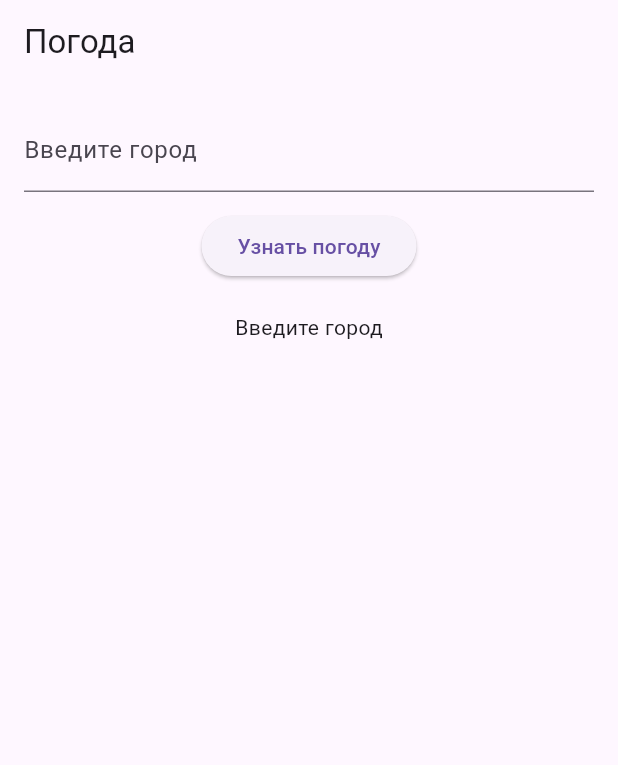
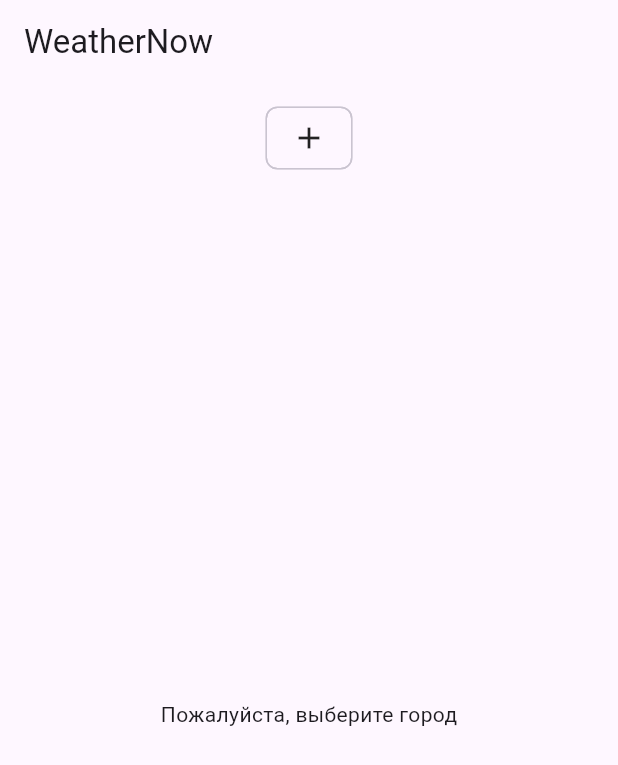
Before and after one commit to unisheld/weather-app, a Flutter app: the screen it shows after launch, on a phone screen of 412 x 824 dp. Shown: the top 765 px of the screen. Run offline on Flutter 3.47's test engine with Material 3 defaults, Android fonts, the phone set to English and light mode, and no system bars; our stand-ins replace flutter_bloc, lottie, shared_preferences.

Commit message:
new features

```diff
--- /dev/null
+++ b/lib/core/constants.dart
@@ -0,0 +1,3 @@
+class AppConstants {
+  static const String weatherApiKey = String.fromEnvironment('key');
+}
--- a/lib/domain/entities/weather_entity.dart
+++ b/lib/domain/entities/weather_entity.dart
@@ -1,7 +1,19 @@
 class WeatherEntity {
+  final String city;
   final double temperature;
   final String description;
   final String icon;
+  final int humidity;       // влажность, %
+  final double windSpeed;   // скорость ветра, м/с
+  final int pressure;       // давление, гПа
 
-  WeatherEntity({required this.temperature, required this.description, required this.icon});
+  WeatherEntity({
+    required this.city,
+    required this.temperature,
+    required this.description,
+    required this.icon,
+    required this.humidity,
+    required this.windSpeed,
+    required this.pressure,
+  });
 }
--- a/lib/main.dart
+++ b/lib/main.dart
@@ -1,6 +1,7 @@
 import 'package:flutter/material.dart';
 import 'package:flutter_bloc/flutter_bloc.dart';
-import 'presentation/bloc/weather_bloc.dart';
+import 'presentation/bloc/weather_bloc/weather_bloc.dart';
+import 'presentation/bloc/favorite_cities_bloc/favorite_cities_bloc.dart';
 import 'presentation/pages/weather_page.dart';
 import 'data/repositories/weather_repository_impl.dart';
 import 'data/datasources/weather_remote_datasource.dart';
@@ -8,23 +9,27 @@ import 'domain/usecases/get_weather_usecase.dart';
 
 void main() {
   final repository = WeatherRepositoryImpl(WeatherRemoteDataSource());
-  runApp(MyApp(repository: repository));
+
+  runApp(
+    MultiBlocProvider(
+      providers: [
+        BlocProvider(create: (_) => FavoriteCitiesBloc()),
+        BlocProvider(create: (_) => WeatherBloc(GetWeatherUseCase(repository))),
+      ],
+      child: const MyApp(),
+    ),
+  );
 }
 
 class MyApp extends StatelessWidget {
-  final WeatherRepositoryImpl repository;
-
-  const MyApp({super.key, required this.repository});
+  const MyApp({super.key});
 
   @override
   Widget build(BuildContext context) {
     return MaterialApp(
       title: 'WeatherNow',
       theme: ThemeData(primarySwatch: Colors.blue),
-      home: BlocProvider(
-        create: (_) => WeatherBloc(GetWeatherUseCase(repository)),
-        child: const WeatherPage(),
-      ),
+      home: const WeatherPage(),
     );
   }
 }
--- /dev/null
+++ b/lib/presentation/bloc/favorite_cities_bloc/favorite_cities_bloc.dart
@@ -0,0 +1,50 @@
+import 'package:flutter_bloc/flutter_bloc.dart';
+import 'package:shared_preferences/shared_preferences.dart';
+import 'favorite_cities_event.dart';
+import 'favorite_cities_state.dart';
+
+class FavoriteCitiesBloc extends Bloc<FavoriteCitiesEvent, FavoriteCitiesState> {
+  static const _citiesKey = 'favorite_cities';
+
+  FavoriteCitiesBloc() : super(FavoriteCitiesState.initial()) {
+    on<LoadCities>(_onLoadCities);
+    on<AddCity>(_onAddCity);
+    on<RemoveCity>(_onRemoveCity);
+    on<SelectCity>(_onSelectCity);
+
+    add(LoadCities());
+  }
+
+  Future<void> _onLoadCities(LoadCities event, Emitter<FavoriteCitiesState> emit) async {
+    final prefs = await SharedPreferences.getInstance();
+    final savedCities = prefs.getStringList(_citiesKey) ?? [];
+    emit(state.copyWith(cities: savedCities, selectedCity: savedCities.isNotEmpty ? savedCities.first : null));
+  }
+
+  Future<void> _onAddCity(AddCity event, Emitter<FavoriteCitiesState> emit) async {
+    final updatedCities = List<String>.from(state.cities);
+    if (!updatedCities.contains(event.cityName)) {
+      updatedCities.add(event.cityName);
+      final prefs = await SharedPreferences.getInstance();
+      await prefs.setStringList(_citiesKey, updatedCities);
+      emit(state.copyWith(cities: updatedCities, selectedCity: event.cityName));
+    }
+  }
+
+  Future<void> _onRemoveCity(RemoveCity event, Emitter<FavoriteCitiesState> emit) async {
+    final updatedCities = List<String>.from(state.cities)..remove(event.cityName);
+    final prefs = await SharedPreferences.getInstance();
+    await prefs.setStringList(_citiesKey, updatedCities);
+
+    String? newSelectedCity = state.selectedCity;
+    if (state.selectedCity == event.cityName) {
+      newSelectedCity = updatedCities.isNotEmpty ? updatedCities.first : null;
+    }
+
+    emit(state.copyWith(cities: updatedCities, selectedCity: newSelectedCity));
+  }
+
+  void _onSelectCity(SelectCity event, Emitter<FavoriteCitiesState> emit) {
+    emit(state.copyWith(selectedCity: event.cityName));
+  }
+}
--- /dev/null
+++ b/lib/presentation/bloc/favorite_cities_bloc/favorite_cities_event.dart
@@ -0,0 +1,18 @@
+abstract class FavoriteCitiesEvent {}
+
+class AddCity extends FavoriteCitiesEvent {
+  final String cityName;
+  AddCity(this.cityName);
+}
+
+class RemoveCity extends FavoriteCitiesEvent {
+  final String cityName;
+  RemoveCity(this.cityName);
+}
+
+class SelectCity extends FavoriteCitiesEvent {
+  final String cityName;
+  SelectCity(this.cityName);
+}
+
+class LoadCities extends FavoriteCitiesEvent {}
--- /dev/null
+++ b/lib/presentation/bloc/favorite_cities_bloc/favorite_cities_state.dart
@@ -0,0 +1,18 @@
+class FavoriteCitiesState {
+  final List<String> cities;
+  final String? selectedCity;
+
+  FavoriteCitiesState({required this.cities, this.selectedCity});
+
+  factory FavoriteCitiesState.initial() => FavoriteCitiesState(cities: [], selectedCity: null);
+
+  FavoriteCitiesState copyWith({
+    List<String>? cities,
+    String? selectedCity,
+  }) {
+    return FavoriteCitiesState(
+      cities: cities ?? this.cities,
+      selectedCity: selectedCity ?? this.selectedCity,
+    );
+  }
+}
--- a/lib/presentation/bloc/weather_bloc.dart
+++ /dev/null
@@ -1,37 +0,0 @@
-import 'package:flutter_bloc/flutter_bloc.dart';
-import '../../domain/usecases/get_weather_usecase.dart';
-import '../../domain/entities/weather_entity.dart';
-
-sealed class WeatherEvent {}
-class FetchWeather extends WeatherEvent {
-  final String city;
-  FetchWeather(this.city);
-}
-
-sealed class WeatherState {}
-class WeatherInitial extends WeatherState {}
-class WeatherLoading extends WeatherState {}
-class WeatherLoaded extends WeatherState {
-  final WeatherEntity weather;
-  WeatherLoaded(this.weather);
-}
-class WeatherError extends WeatherState {
-  final String message;
-  WeatherError(this.message);
-}
-
-class WeatherBloc extends Bloc<WeatherEvent, WeatherState> {
-  final GetWeatherUseCase getWeather;
-
-  WeatherBloc(this.getWeather) : super(WeatherInitial()) {
-    on<FetchWeather>((event, emit) async {
-      emit(WeatherLoading());
-      try {
-        final weather = await getWeather(event.city);
-        emit(WeatherLoaded(weather));
-      } catch (e) {
-        emit(WeatherError('Ошибка: $e'));
-      }
-    });
-  }
-}
--- /dev/null
+++ b/lib/presentation/bloc/weather_bloc/weather_bloc.dart
@@ -0,0 +1,25 @@
+import 'package:flutter_bloc/flutter_bloc.dart';
+import 'package:wapp/presentation/bloc/weather_bloc/weather_event.dart';
+import 'package:wapp/presentation/bloc/weather_bloc/weather_state.dart';
+import '../../../domain/usecases/get_weather_usecase.dart';
+
+class WeatherBloc extends Bloc<WeatherEvent, WeatherState> {
+  final GetWeatherUseCase getWeather;
+
+  WeatherBloc(this.getWeather) : super(WeatherInitial()) {
+    on<FetchWeather>((event, emit) async {
+      if (event.city.trim().isEmpty) {
+        emit(WeatherError('Пожалуйста, введите название города'));
+        return;
+      }
+
+      emit(WeatherLoading());
+      try {
+        final weather = await getWeather(event.city);
+        emit(WeatherLoaded(weather));
+      } catch (e) {
+        emit(WeatherError('Ошибка: $e'));
+      }
+    });
+  }
+}
--- /dev/null
+++ b/lib/presentation/bloc/weather_bloc/weather_event.dart
@@ -0,0 +1,6 @@
+sealed class WeatherEvent {}
+
+class FetchWeather extends WeatherEvent {
+  final String city;
+  FetchWeather(this.city);
+}
--- /dev/null
+++ b/lib/presentation/bloc/weather_bloc/weather_state.dart
@@ -0,0 +1,14 @@
+import 'package:wapp/domain/entities/weather_entity.dart';
+
+sealed class WeatherState {}
+class WeatherInitial extends WeatherState {}
+class WeatherLoading extends WeatherState {}
+class WeatherLoaded extends WeatherState {
+  final WeatherEntity weather;
+  WeatherLoaded(this.weather);
+}
+
+class WeatherError extends WeatherState {
+  final String message;
+  WeatherError(this.message);
+}
--- a/lib/presentation/pages/weather_page.dart
+++ b/lib/presentation/pages/weather_page.dart
@@ -1,63 +1,179 @@
 import 'package:flutter/material.dart';
 import 'package:flutter_bloc/flutter_bloc.dart';
-import '../bloc/weather_bloc.dart';
+import 'package:wapp/presentation/bloc/weather_bloc/weather_event.dart';
+import 'package:wapp/presentation/bloc/weather_bloc/weather_state.dart';
+import '../bloc/weather_bloc/weather_bloc.dart';
+import '../bloc/favorite_cities_bloc/favorite_cities_bloc.dart';
+import '../bloc/favorite_cities_bloc/favorite_cities_event.dart';
+import '../bloc/favorite_cities_bloc/favorite_cities_state.dart';
+import '../widgets/weather_info_widget.dart';
 
-class WeatherPage extends StatefulWidget {
+class WeatherPage extends StatelessWidget {
   const WeatherPage({super.key});
-
-  @override
-  State<WeatherPage> createState() => _WeatherPageState();
-}
-
-class _WeatherPageState extends State<WeatherPage> {
-  final _controller = TextEditingController();
 
   @override
   Widget build(BuildContext context) {
     return Scaffold(
-      appBar: AppBar(title: const Text('Погода')),
-      body: Padding(
-        padding: const EdgeInsets.all(16),
-        child: Column(
+      appBar: AppBar(title: const Text('WeatherNow')),
+      body: Column(
         children: [
-            TextField(
-              controller: _controller,
-              decoration: const InputDecoration(labelText: 'Введите город'),
+          // Список избранных городов
+          BlocBuilder<FavoriteCitiesBloc, FavoriteCitiesState>(
+            builder: (context, state) {
+              return SingleChildScrollView(
+                scrollDirection: Axis.horizontal,
+                padding: const EdgeInsets.symmetric(horizontal: 8, vertical: 12),
+                child: Row(
+                  children: [
+                    for (var city in state.cities)
+                      Padding(
+                        padding: const EdgeInsets.symmetric(horizontal: 4),
+                        child: InputChip(
+                          label: Text(city),
+                          selected: city == state.selectedCity,
+                          onSelected: (_) {
+                            context.read<FavoriteCitiesBloc>().add(SelectCity(city));
+                            context.read<WeatherBloc>().add(FetchWeather(city));
+                          },
+                          onDeleted: () {
+                            context.read<FavoriteCitiesBloc>().add(RemoveCity(city));
+                            if (state.selectedCity == city) {
+                              final newSelected = context.read<FavoriteCitiesBloc>().state.selectedCity;
+                              if (newSelected != null) {
+                                context.read<WeatherBloc>().add(FetchWeather(newSelected));
+                              }
+                            }
+                          },
                         ),
-            const SizedBox(height: 12),
-            ElevatedButton(
-              onPressed: () {
-                context.read<WeatherBloc>().add(FetchWeather(_controller.text));
+                      ),
+                    Padding(
+                      padding: const EdgeInsets.symmetric(horizontal: 4),
+                      child: ActionChip(
+                        label: const Icon(Icons.add),
+                        onPressed: () => _showAddCityDialog(context),
+                      ),
+                    ),
+                  ],
+                ),
+              );
             },
-              child: const Text('Узнать погоду'),
           ),
-            const SizedBox(height: 20),
+
+          // Погода для выбранного города
           Expanded(
             child: BlocBuilder<WeatherBloc, WeatherState>(
               builder: (context, state) {
                 if (state is WeatherInitial) {
-                    return const Text('Введите город');
+                  return const Center(child: Text('Пожалуйста, выберите город'));
                 } else if (state is WeatherLoading) {
-                    return const CircularProgressIndicator();
+                  return const Center(child: CircularProgressIndicator());
                 } else if (state is WeatherLoaded) {
+                  final weather = state.weather;
+
+                  final details = [
+                    {
+                      'label': 'Влажность',
+                      'value': '${weather.humidity}%',
+                      'icon': Icons.water_drop,
+                      'color': Colors.blue,
+                    },
+                    {
+                      'label': 'Ветер',
+                      'value': '${weather.windSpeed} м/с',
+                      'icon': Icons.air,
+                      'color': Colors.green,
+                    },
+                    {
+                      'label': 'Давление',
+                      'value': '${weather.pressure} гПа',
+                      'icon': Icons.speed,
+                      'color': Colors.orange,
+                    },
+                  ];
+
                   return Column(
                     mainAxisAlignment: MainAxisAlignment.center,
                     children: [
-                        Text('${state.weather.temperature}°C', style: const TextStyle(fontSize: 32)),
-                        Text(state.weather.description),
-                        Image.network('https://openweathermap.org/img/wn/${state.weather.icon}@2x.png'),
+                      Text(
+                        weather.city,
+                        style: const TextStyle(fontSize: 24, fontWeight: FontWeight.bold),
+                      ),
+                      const SizedBox(height: 8),
+                      Text(
+                        weather.description,
+                        style: const TextStyle(fontSize: 18),
+                      ),
+                      const SizedBox(height: 8),
+                      Text(
+                        '${weather.temperature}°C',
+                        style: const TextStyle(fontSize: 48, fontWeight: FontWeight.bold),
+                      ),
+                      const SizedBox(height: 16),
+                      SingleChildScrollView(
+                        scrollDirection: Axis.horizontal,
+                        padding: const EdgeInsets.symmetric(vertical: 12),
+                        child: Row(
+                          children: details.map((detail) {
+                            return Padding(
+                              padding: const EdgeInsets.symmetric(horizontal: 4),
+                              child: WeatherInfoWidget(
+                                label: detail['label'] as String,
+                                value: detail['value'] as String,
+                                icon: detail['icon'] as IconData,
+                                color: detail['color'] as Color,
+                              ),
+                            );
+                          }).toList(),
+                        ),
+                      ),
                     ],
                   );
                 } else if (state is WeatherError) {
-                    return Text(state.message);
+                  return Center(child: Text(state.message));
+                } else {
+                  return const SizedBox.shrink();
                 }
-                  return const SizedBox.shrink();
               },
             ),
-            )
+          ),
         ],
-        ),
       ),
     );
   }
+
+  void _showAddCityDialog(BuildContext context) {
+    final controller = TextEditingController();
+
+    showDialog(
+      context: context,
+      builder: (_) => AlertDialog(
+        title: const Text('Добавить город'),
+        content: TextField(
+          controller: controller,
+          decoration: const InputDecoration(hintText: 'Введите название города'),
+          autofocus: true,
+          onSubmitted: (_) => _submitCity(context, controller),
+        ),
+        actions: [
+          TextButton(
+            onPressed: () => Navigator.pop(context),
+            child: const Text('Отмена'),
+          ),
+          TextButton(
+            onPressed: () => _submitCity(context, controller),
+            child: const Text('Добавить'),
+          ),
+        ],
+      ),
+    );
   }
+
+  void _submitCity(BuildContext context, TextEditingController controller) {
+    final cityName = controller.text.trim();
+    if (cityName.isNotEmpty) {
+      context.read<FavoriteCitiesBloc>().add(AddCity(cityName));
+      context.read<WeatherBloc>().add(FetchWeather(cityName));
+      Navigator.pop(context);
+    }
+  }
+}
```
Also changed, not shown: assets/lottie/loading.json (added, +1 -0 lines), lib/data/datasources/weather_remote_datasource.dart (+9 -3 lines), lib/data/models/weather_model.dart (+37 -3 lines), lib/presentation/widgets/loading_widget.dart (added, +13 -0 lines), lib/presentation/widgets/weather_info_widget.dart (added, +45 -0 lines), pubspec.yaml (+7 -2 lines), lib/data/models/weather_model.g.dart, pubspec.lock, 3 other files. Lines whose indentation alone changed are shown as unchanged.
